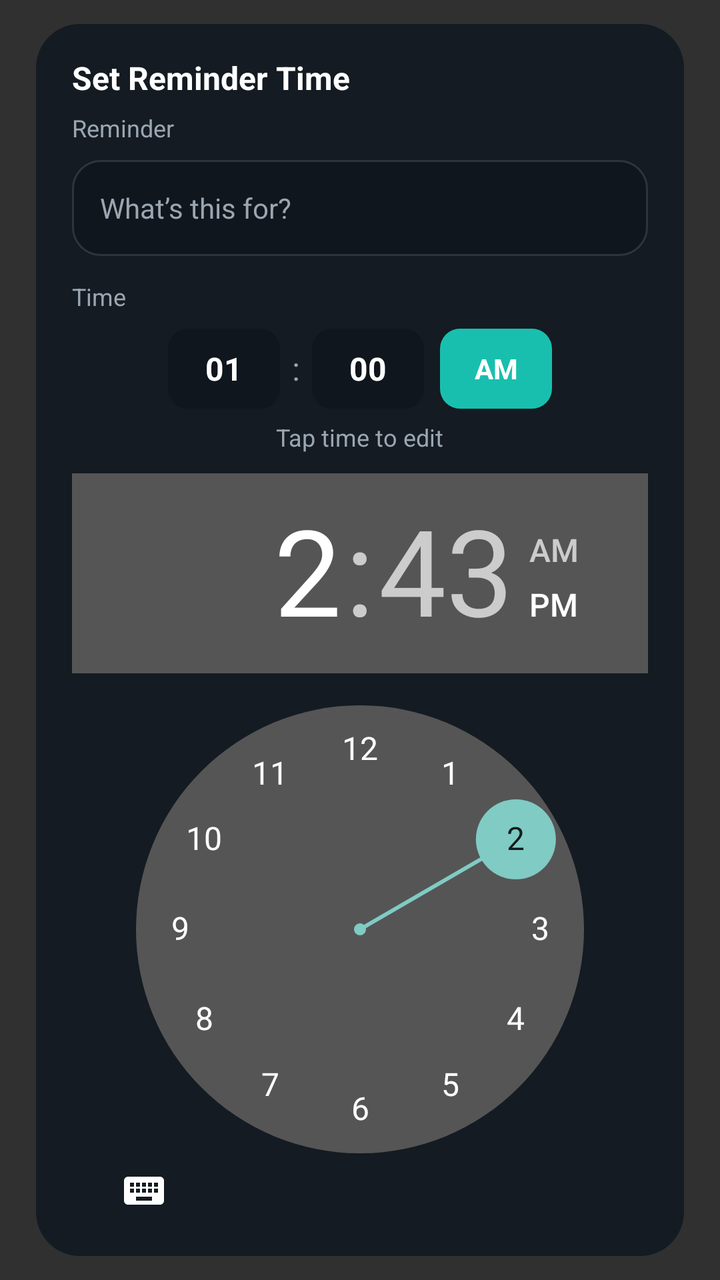
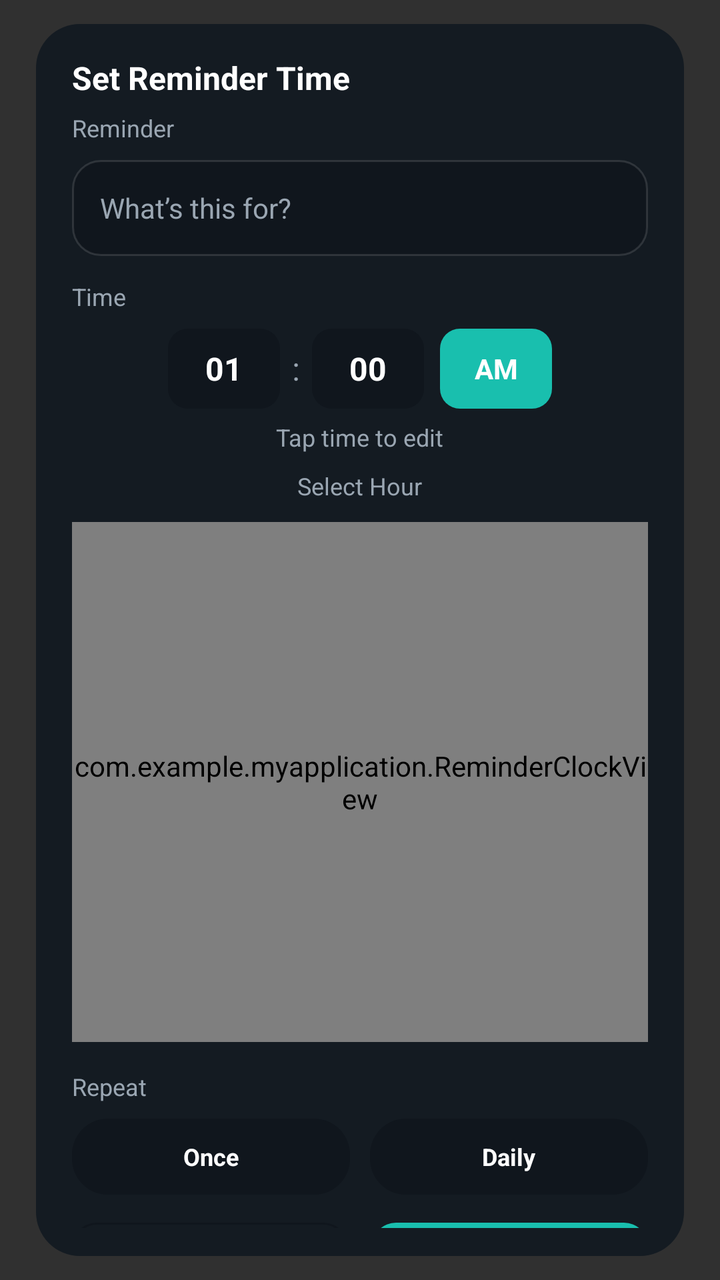

The first picture is an Android layout as it rendered before a commit; the second is the same layout after the commit. The layout source and the unified diff follow.
<!-- AndroidManifest.xml: application theme Theme.AppCompat.NoActionBar -->
<!-- res/layout/dialog_reminder.xml -->
<?xml version="1.0" encoding="utf-8"?>
<FrameLayout xmlns:android="http://schemas.android.com/apk/res/android"
    android:layout_width="match_parent"
    android:layout_height="wrap_content"
    android:paddingStart="18dp"
    android:paddingEnd="18dp"
    android:paddingTop="12dp"
    android:paddingBottom="12dp">

    <LinearLayout
        android:layout_width="match_parent"
        android:layout_height="wrap_content"
        android:orientation="vertical"
        android:background="@drawable/bg_menu_card_dark"
        android:paddingStart="18dp"
        android:paddingEnd="18dp"
        android:paddingTop="16dp"
        android:paddingBottom="14dp">

        <TextView
            android:id="@+id/reminderDialogTitle"
            android:layout_width="wrap_content"
            android:layout_height="wrap_content"
            android:text="Set Reminder Time"
            android:textColor="@color/menu_text_primary"
            android:textSize="16sp"
            android:textStyle="bold" />

        <TextView
            android:layout_width="wrap_content"
            android:layout_height="wrap_content"
            android:layout_marginTop="6dp"
            android:text="Reminder"
            android:textColor="@color/menu_text_secondary"
            android:textSize="12sp" />

        <EditText
            android:id="@+id/reminderTitleInput"
            android:layout_width="match_parent"
            android:layout_height="48dp"
            android:layout_marginTop="8dp"
            android:background="@drawable/bg_login_input"
            android:hint="What’s this for?"
            android:paddingStart="14dp"
            android:paddingEnd="14dp"
            android:textColor="@color/menu_text_primary"
            android:textColorHint="@color/menu_text_secondary"
            android:textSize="14sp"
            android:inputType="text" />

        <TextView
            android:layout_width="wrap_content"
            android:layout_height="wrap_content"
            android:layout_marginTop="12dp"
            android:text="Time"
            android:textColor="@color/menu_text_secondary"
            android:textSize="12sp" />

        <LinearLayout
            android:id="@+id/reminderTimeRow"
            android:layout_width="match_parent"
            android:layout_height="wrap_content"
            android:layout_marginTop="8dp"
            android:gravity="center"
            android:orientation="horizontal">

            <TextView
                android:id="@+id/reminderHourChip"
                android:layout_width="56dp"
                android:layout_height="40dp"
                android:background="@drawable/bg_reminder_time_chip"
                android:gravity="center"
                android:text="01"
                android:textColor="@color/menu_text_primary"
                android:textSize="16sp"
                android:textStyle="bold" />

            <TextView
                android:layout_width="wrap_content"
                android:layout_height="wrap_content"
                android:layout_marginStart="6dp"
                android:layout_marginEnd="6dp"
                android:text=":"
                android:textColor="@color/menu_text_secondary"
                android:textSize="16sp" />

            <TextView
                android:id="@+id/reminderMinuteChip"
                android:layout_width="56dp"
                android:layout_height="40dp"
                android:background="@drawable/bg_reminder_time_chip"
                android:gravity="center"
                android:text="00"
                android:textColor="@color/menu_text_primary"
                android:textSize="16sp"
                android:textStyle="bold" />

            <TextView
                android:id="@+id/reminderAmPmChip"
                android:layout_width="56dp"
                android:layout_height="40dp"
                android:layout_marginStart="8dp"
                android:background="@drawable/bg_reminder_time_chip_selected"
                android:gravity="center"
                android:text="AM"
                android:textColor="@color/menu_text_primary"
                android:textSize="14sp"
                android:textStyle="bold" />
        </LinearLayout>

        <TextView
            android:id="@+id/reminderPickTimeHint"
            android:layout_width="wrap_content"
            android:layout_height="wrap_content"
            android:layout_gravity="center_horizontal"
            android:layout_marginTop="6dp"
            android:text="Tap time to edit"
            android:textColor="@color/menu_text_secondary"
            android:textSize="12sp" />

        <TimePicker
            android:id="@+id/reminderTimePicker"
            android:layout_width="match_parent"
            android:layout_height="wrap_content"
            android:layout_marginTop="10dp"
            android:timePickerMode="clock" />

        <TextView
            android:layout_width="wrap_content"
            android:layout_height="wrap_content"
            android:layout_marginTop="14dp"
            android:text="Repeat"
            android:textColor="@color/menu_text_secondary"
            android:textSize="12sp" />

        <LinearLayout
            android:id="@+id/reminderRepeatRow"
            android:layout_width="match_parent"
            android:layout_height="wrap_content"
            android:layout_marginTop="8dp"
            android:orientation="horizontal">

            <TextView
                android:id="@+id/reminderRepeatOnce"
                android:layout_width="0dp"
                android:layout_height="38dp"
                android:layout_weight="1"
                android:background="@drawable/bg_reminder_repeat_chip"
                android:gravity="center"
                android:text="Once"
                android:textColor="@color/menu_text_primary"
                android:textSize="12sp"
                android:textStyle="bold" />

            <TextView
                android:id="@+id/reminderRepeatDaily"
                android:layout_width="0dp"
                android:layout_height="38dp"
                android:layout_weight="1"
                android:layout_marginStart="10dp"
                android:background="@drawable/bg_reminder_repeat_chip"
                android:gravity="center"
                android:text="Daily"
                android:textColor="@color/menu_text_primary"
                android:textSize="12sp"
                android:textStyle="bold" />
        </LinearLayout>

        <LinearLayout
            android:layout_width="match_parent"
            android:layout_height="wrap_content"
            android:layout_marginTop="14dp"
            android:orientation="horizontal">

            <TextView
                android:id="@+id/reminderCancel"
                android:layout_width="0dp"
                android:layout_height="42dp"
                android:layout_weight="1"
                android:background="@drawable/bg_reminder_action_outline"
                android:gravity="center"
                android:text="Cancel"
                android:textColor="@color/menu_text_secondary"
                android:textSize="13sp"
                android:textStyle="bold" />

            <TextView
                android:id="@+id/reminderSave"
                android:layout_width="0dp"
                android:layout_height="42dp"
                android:layout_weight="1"
                android:layout_marginStart="12dp"
                android:background="@drawable/bg_reminder_action_primary"
                android:gravity="center"
                android:text="Save"
                android:textColor="@color/menu_text_primary"
                android:textSize="13sp"
                android:textStyle="bold" />
        </LinearLayout>

    </LinearLayout>

</FrameLayout>
<!-- resources referenced by this layout -->
<resources>
  <color name="menu_text_primary">#FFFFFFFF</color>
  <color name="menu_text_secondary">#FF9AA6B2</color>
  <!-- drawable bg_login_input (drawable) -->
  <?xml version="1.0" encoding="utf-8"?>
  <shape xmlns:android="http://schemas.android.com/apk/res/android">
      <solid android:color="@color/menu_surface_alt" />
      <corners android:radius="14dp" />
      <stroke android:width="1dp" android:color="#1FFFFFFF" />
  </shape>
  <!-- drawable bg_menu_card_dark (drawable) -->
  <?xml version="1.0" encoding="utf-8"?>
  <shape xmlns:android="http://schemas.android.com/apk/res/android">
      <solid android:color="@color/menu_surface" />
      <corners android:radius="22dp" />
  </shape>
  <!-- drawable bg_reminder_action_outline (drawable) -->
  <?xml version="1.0" encoding="utf-8"?>
  <shape xmlns:android="http://schemas.android.com/apk/res/android" android:shape="rectangle">
      <solid android:color="@android:color/transparent" />
      <stroke android:width="1dp" android:color="@color/menu_surface_alt" />
      <corners android:radius="12dp" />
  </shape>
  <!-- drawable bg_reminder_action_primary (drawable) -->
  <?xml version="1.0" encoding="utf-8"?>
  <shape xmlns:android="http://schemas.android.com/apk/res/android" android:shape="rectangle">
      <solid android:color="@color/menu_teal" />
      <corners android:radius="12dp" />
  </shape>
  <!-- drawable bg_reminder_repeat_chip (drawable) -->
  <?xml version="1.0" encoding="utf-8"?>
  <selector xmlns:android="http://schemas.android.com/apk/res/android">
      <item android:state_selected="true">
          <shape android:shape="rectangle">
              <solid android:color="@color/menu_teal" />
              <corners android:radius="18dp" />
          </shape>
      </item>
      <item>
          <shape android:shape="rectangle">
              <solid android:color="@color/menu_surface_alt" />
              <corners android:radius="18dp" />
          </shape>
      </item>
  </selector>
  <!-- drawable bg_reminder_time_chip (drawable) -->
  <?xml version="1.0" encoding="utf-8"?>
  <shape xmlns:android="http://schemas.android.com/apk/res/android" android:shape="rectangle">
      <solid android:color="@color/menu_surface_alt" />
      <corners android:radius="10dp" />
  </shape>
  <!-- drawable bg_reminder_time_chip_selected (drawable) -->
  <?xml version="1.0" encoding="utf-8"?>
  <shape xmlns:android="http://schemas.android.com/apk/res/android" android:shape="rectangle">
      <solid android:color="@color/menu_teal" />
      <corners android:radius="10dp" />
  </shape>
  <color name="menu_surface_alt">#FF10161D</color>
  <color name="menu_surface">#FF141B22</color>
  <color name="menu_teal">#FF19BFAE</color>
</resources>

<!-- the commit's change to res/layout/dialog_reminder.xml (unified diff, before → after) -->
@@ -118,12 +118,21 @@
             android:textColor="@color/menu_text_secondary"
             android:textSize="12sp" />
 
-        <TimePicker
-            android:id="@+id/reminderTimePicker"
-            android:layout_width="match_parent"
-            android:layout_height="wrap_content"
-            android:layout_marginTop="10dp"
-            android:timePickerMode="clock" />
+        <TextView
+            android:id="@+id/reminderModeLabel"
+            android:layout_width="wrap_content"
+            android:layout_height="wrap_content"
+            android:layout_gravity="center_horizontal"
+            android:layout_marginTop="8dp"
+            android:text="Select Hour"
+            android:textColor="@color/menu_text_secondary"
+            android:textSize="12sp" />
+
+        <com.example.myapplication.ReminderClockView
+            android:id="@+id/reminderClock"
+            android:layout_width="match_parent"
+            android:layout_height="260dp"
+            android:layout_marginTop="10dp" />
 
         <TextView
             android:layout_width="wrap_content"
